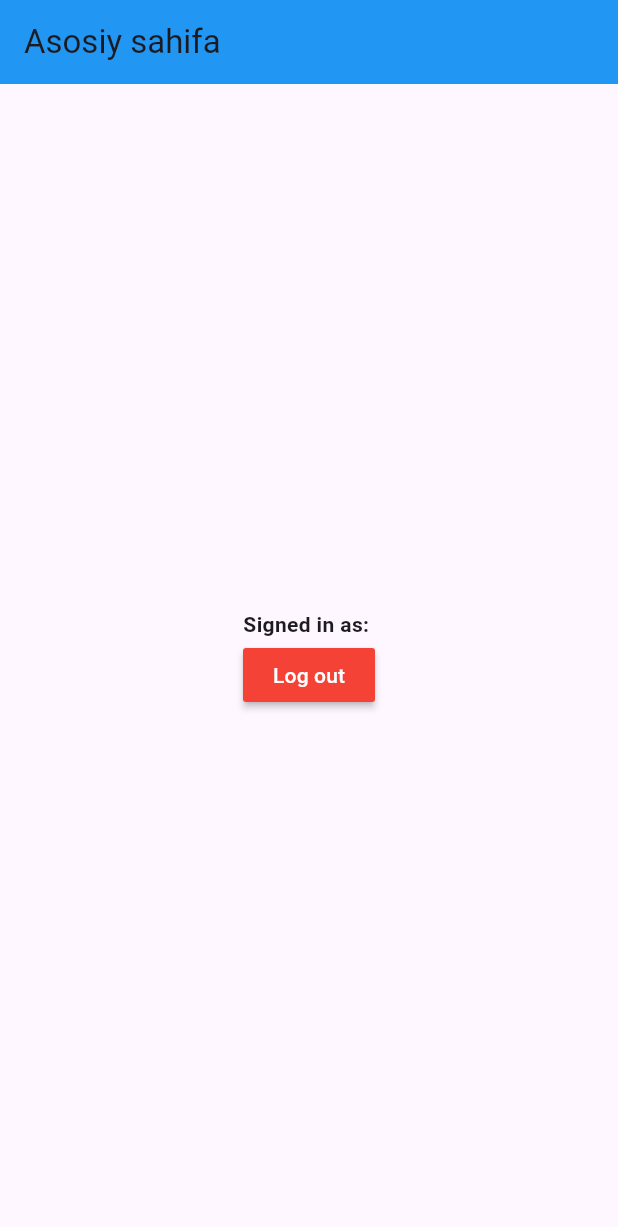
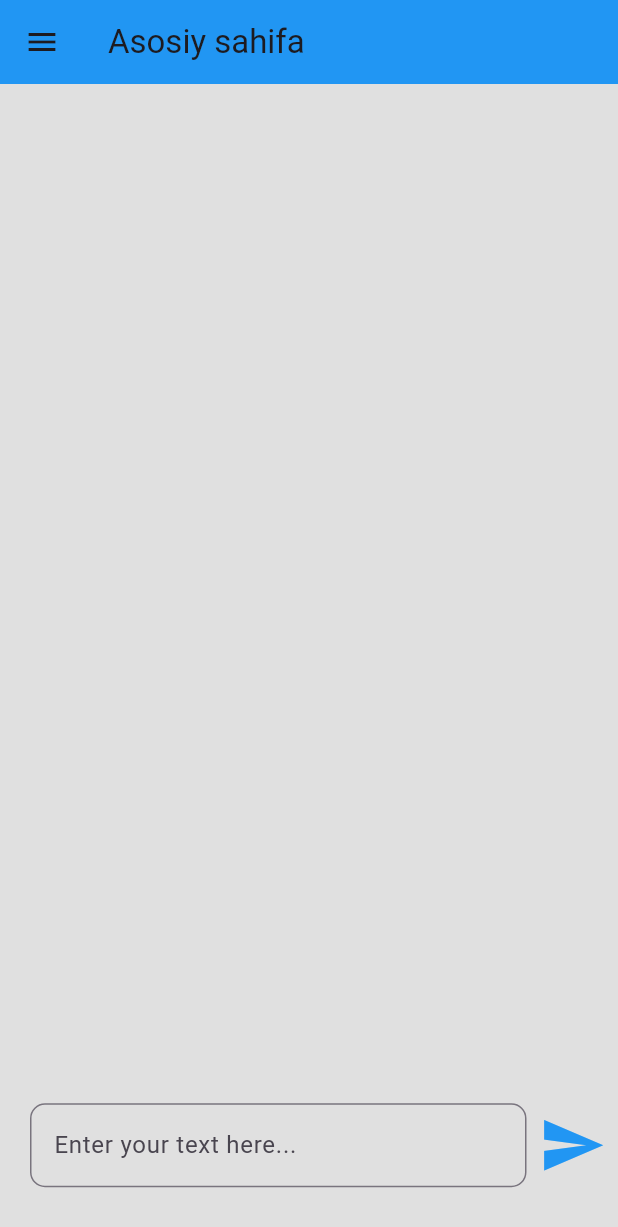
Before and after one commit to ShavkatFlutter/mini-social-app, a Flutter app: the screen it shows once a user with an empty profile is signed in, on a phone screen of 412 x 824 dp. Shown: the top 1227 px of the screen. Run offline on Flutter 3.47's test engine with Material 3 defaults, Android fonts, the light colour scheme and no system bars; our stand-ins replace cloud_firestore, firebase_auth, firebase_core, google_fonts; accounts and stored records are empty; network calls fail.

Commit message:
Social app

```diff
--- a/lib/auth/mainpage.dart
+++ b/lib/auth/mainpage.dart
@@ -1,7 +1,6 @@
 import 'package:firebase_auth/firebase_auth.dart';
 import 'package:firebasefirstexample/auth/authpage.dart';
 import 'package:firebasefirstexample/pages/homepage.dart';
-import 'package:firebasefirstexample/pages/loginpage.dart';
 import 'package:flutter/material.dart';
 
 class MainPage extends StatelessWidget {
--- a/lib/main.dart
+++ b/lib/main.dart
@@ -20,7 +20,7 @@ class MyApp extends StatefulWidget {
 class _MyAppState extends State<MyApp> {
   @override
   Widget build(BuildContext context) {
-    return MaterialApp(
+    return const MaterialApp(
       debugShowCheckedModeBanner: false,
       home: MainPage(),
     );
--- a/lib/pages/homepage.dart
+++ b/lib/pages/homepage.dart
@@ -1,36 +1,141 @@
+import 'package:flutter/material.dart';
+import 'package:cloud_firestore/cloud_firestore.dart';
 import 'package:firebase_auth/firebase_auth.dart';
-import 'package:flutter/material.dart';
+import 'package:firebasefirstexample/helper/helper_method.dart';
+import 'package:firebasefirstexample/pages/sidebar.dart';
+import 'package:firebasefirstexample/pages/waild_post.dart';
 
 class HomePage extends StatefulWidget {
-  const HomePage({super.key});
+  const HomePage({Key? key}) : super(key: key);
 
   @override
   State<HomePage> createState() => _HomePageState();
 }
 
 class _HomePageState extends State<HomePage> {
-  final user = FirebaseAuth.instance.currentUser!;
+  final currentUser = FirebaseAuth.instance.currentUser!;
+  final textController = TextEditingController();
+  final FocusNode _focusNode = FocusNode();
+
+  void postMessage() {
+    if (textController.text.isNotEmpty) {
+      FirebaseFirestore.instance.collection("User Posts").add({
+        "UserEmail": currentUser.email,
+        "Message": textController.text,
+        "TimeStamp": Timestamp.now(),
+        "Likes": [],
+      });
+    }
+    setState(() {
+      textController.clear();
+    });
+  }
+
+  @override
+  bool get wantKeepAlive => true;
+
+  @override
+  void dispose() {
+    _focusNode.dispose();
+    super.dispose();
+  }
+
   @override
   Widget build(BuildContext context) {
-    return Scaffold(
+    return GestureDetector(
+      onTap: () {
+        // Close keyboard when the screen is tapped
+        _focusNode.unfocus();
+      },
+      child: Scaffold(
+        backgroundColor: Colors.grey[300],
+        drawer: SideBar(),
         appBar: AppBar(
           backgroundColor: Colors.blue,
           title: Text("Asosiy sahifa"),
         ),
-      body: Column(
+        body: Center(
+          child: Column(
             mainAxisAlignment: MainAxisAlignment.center,
             children: [
-          Center(
-            child: Text("Signed in as: " + "${user.email!}", style: TextStyle(fontWeight: FontWeight.bold),),
+              Expanded(
+                child: StreamBuilder(
+                  stream: FirebaseFirestore.instance
+                      .collection("User Posts")
+                      .orderBy(
+                    "TimeStamp",
+                    descending: false,
+                  )
+                      .snapshots(),
+                  builder: (context, snapshot) {
+                    if (snapshot.hasData) {
+                      return ListView.builder(
+                        itemCount: snapshot.data!.docs.length,
+                        itemBuilder: (context, index) {
+                          final post = snapshot.data!.docs[index];
+                          return WaildPost(
+                            message: post["Message"],
+                            user: post["UserEmail"],
+                            postId: post.id,
+                            likes: List<String>.from(post["Likes"] ?? []),
+                            time: formatData(post["TimeStamp"]),
+                          );
+                        },
+                      );
+                    } else if (snapshot.hasError) {
+                      return Center(
+                        child: Text("Error: ${snapshot.error}"),
+                      );
+                    }
+                    return Center(
+                      child: CircularProgressIndicator(),
+                    );
+                  },
                 ),
-          MaterialButton(
-              onPressed: (){
-                FirebaseAuth.instance.signOut();
+              ),
+              Row(
+                children: [
+                  Expanded(
+                    child: Padding(
+                      padding: const EdgeInsets.only(left: 20.0, bottom: 30),
+                      child: GestureDetector(
+                        onTap: () {
+                          // Empty onTap handler to prevent tap propagation
                         },
-              color: Colors.red,
-            child: Text("Log out", style: TextStyle(color: Colors.white),),
+                        child: TextField(
+                          focusNode: _focusNode,
+                          controller: textController,
+                          onEditingComplete: () {
+                            setState(() {
+                              textController.text =
+                              '\n${textController.text}';
+                            });
+                          },
+                          obscureText: false,
+                          decoration: InputDecoration(
+                            hintText: "Enter your text here...",
+                            border: OutlineInputBorder(
+                              borderRadius: BorderRadius.circular(10),
+                            ),
+                          ),
+                          keyboardType: TextInputType.multiline,
+                          maxLines: null,
+                        ),
+                      ),
+                    ),
+                  ),
+                  Padding(
+                    padding: const EdgeInsets.only(bottom: 30),
+                    child: IconButton(
+                      onPressed: postMessage,
+                      icon: Icon(Icons.send, size: 45, color: Colors.blue),
+                    ),
+                  )
+                ],
               ),
             ],
+          ),
+        ),
       ),
     );
   }
```
Also changed, not shown: lib/buttons/comment.dart (added, +104 -0 lines), lib/buttons/commentButton.dart (added, +14 -0 lines), lib/buttons/delete_comment.dart (added, +15 -0 lines), lib/buttons/like_button.dart (added, +18 -0 lines), lib/helper/helper_method.dart (added, +15 -0 lines), lib/pages/delete.dart (added, +15 -0 lines), lib/pages/sidebar.dart (+35 -2 lines), lib/pages/waild_post.dart (added, +303 -0 lines), pubspec.yaml (+6 -1 lines), pubspec.lock, 8 other files. Lines whose indentation alone changed are shown as unchanged.
